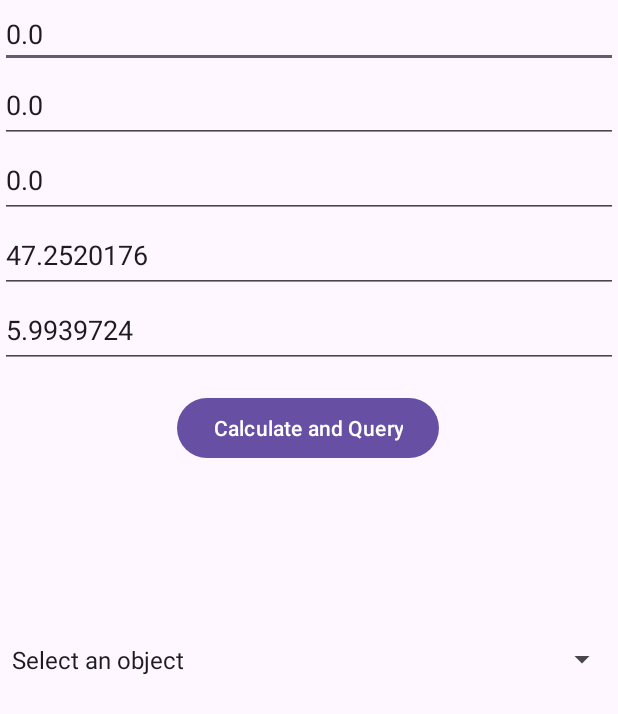
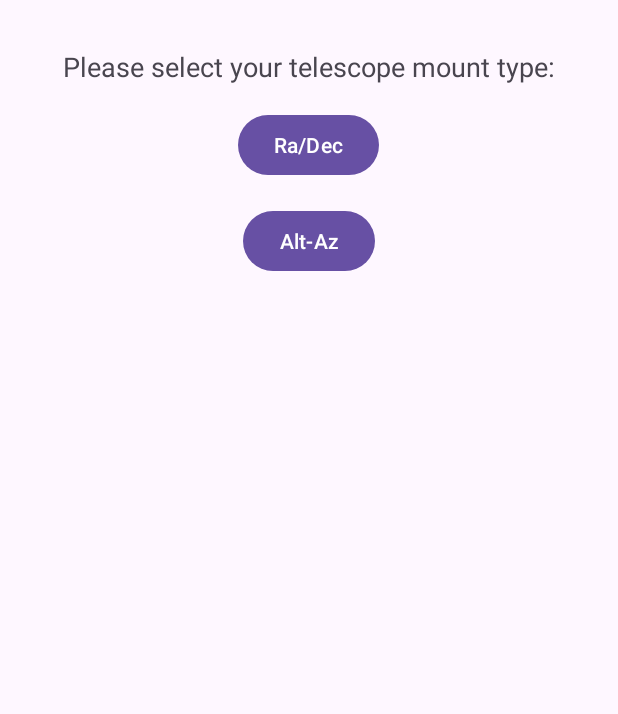
Before and after one commit to mayuura/Smart-Telescope, an Android app: the screen it shows after launch (MainActivity before the commit, TelescopeMountActivity after it), on a phone screen of 412 x 824 dp. Shown: the top 714 px of the screen. Run offline under Robolectric (Android 15) with nearby library versions, the phone set to English and light mode, and no system bars.

```diff
--- a/APP/app/src/main/java/com/example/myapplication/TelescopeAdjustmentCalculator.java
+++ b/APP/app/src/main/java/com/example/myapplication/TelescopeAdjustmentCalculator.java
@@ -25,6 +25,9 @@ public class TelescopeAdjustmentCalculator {
                 "The telescope's Dec should be " + dec_deg + " degrees.";
 
         return instructions;
+    }
+    public static String calculateTelescopeAdjustment2(String targetRa, String targetDec, double currentRa, double currentDec){
+        return "";
     }
     private static double sexagesimalToDegrees(String sexagesimal) {
         String[] components = sexagesimal.split(" ");
--- /dev/null
+++ b/APP/app/src/main/java/com/example/myapplication/TelescopeMountActivity.java
@@ -0,0 +1,49 @@
+package com.example.myapplication;
+
+import android.content.Intent;
+import android.os.Bundle;
+import androidx.appcompat.app.AppCompatActivity;
+import android.view.View;
+import android.widget.Button;
+import android.widget.TextView;
+import android.widget.Toast;
+
+public class TelescopeMountActivity extends AppCompatActivity {
+    TextView instructionTextView;
+    public static String mount;
+    @Override
+    protected void onCreate(Bundle savedInstanceState) {
+        super.onCreate(savedInstanceState);
+        setContentView(R.layout.activity_telecope_mount);
+        instructionTextView = findViewById(R.id.instructionTextView);
+        Button raDecButton = findViewById(R.id.raDecButton);
+        Button altAzButton = findViewById(R.id.altAzButton);
+
+        raDecButton.setOnClickListener(new View.OnClickListener() {
+            @Override
+            public void onClick(View v) {
+                // If Ra/Dec mount is selected, pass the information to MainActivity
+                Intent intent = new Intent(TelescopeMountActivity.this, MainActivity.class);
+                intent.putExtra("mountType", "Ra/Dec");
+                mount="Ra/Dec";
+                startActivity(intent);
+                finish();
+            }
+        });
+
+        altAzButton.setOnClickListener(new View.OnClickListener() {
+            @Override
+            public void onClick(View v) {
+                // If Alt-Az mount is selected, pass the information to MainActivity
+                Intent intent = new Intent(TelescopeMountActivity.this, MainActivity.class);
+                intent.putExtra("mountType", "Alt-Az");
+                mount="Alt-Az";
+                startActivity(intent);
+                finish();
+            }
+        });
+    }
+    public static String getMount(){
+        return mount;
+    }
+}
--- /dev/null
+++ b/APP/app/src/main/res/layout/activity_telecope_mount.xml
@@ -0,0 +1,35 @@
+<!-- res/layout/activity_telescope_mount.xml -->
+<RelativeLayout xmlns:android="http://schemas.android.com/apk/res/android"
+    xmlns:tools="http://schemas.android.com/tools"
+    android:layout_width="match_parent"
+    android:layout_height="match_parent"
+    tools:context=".TelescopeMountActivity">
+
+    <TextView
+        android:id="@+id/instructionTextView"
+        android:layout_width="wrap_content"
+        android:layout_height="wrap_content"
+        android:text="Please select your telescope mount type:"
+        android:textSize="18sp"
+        android:layout_centerHorizontal="true"
+        android:layout_marginTop="32dp"/>
+
+    <Button
+        android:id="@+id/raDecButton"
+        android:layout_width="wrap_content"
+        android:layout_height="wrap_content"
+        android:text="Ra/Dec"
+        android:layout_below="@id/instructionTextView"
+        android:layout_centerHorizontal="true"
+        android:layout_marginTop="16dp"/>
+
+    <Button
+        android:id="@+id/altAzButton"
+        android:layout_width="wrap_content"
+        android:layout_height="wrap_content"
+        android:text="Alt-Az"
+        android:layout_below="@id/raDecButton"
+        android:layout_centerHorizontal="true"
+        android:layout_marginTop="16dp"/>
+
+</RelativeLayout>
```
Also changed, not shown: APP/app/src/main/AndroidManifest.xml (+13 -7 lines), APP/app/src/main/java/com/example/myapplication/ConnectionCheckActivity.java (added, +18 -0 lines), APP/app/src/main/java/com/example/myapplication/MainActivity.java (+26 -2 lines), APP/app/src/main/res/layout/activity_main.xml (+11 -0 lines).
